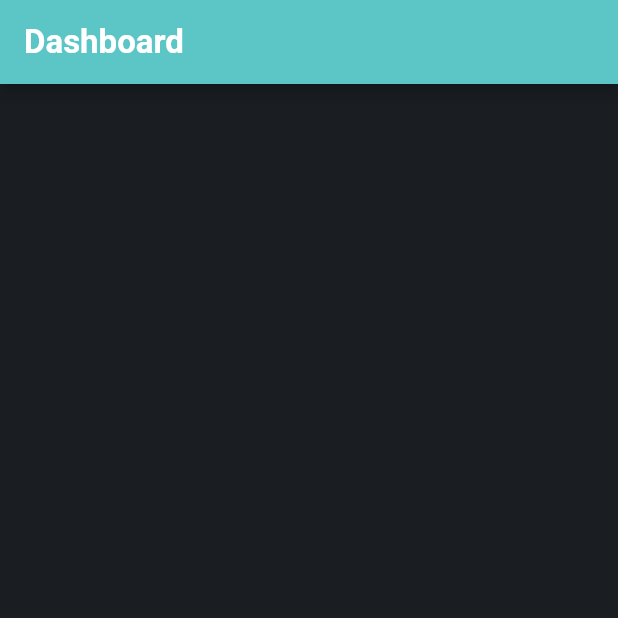
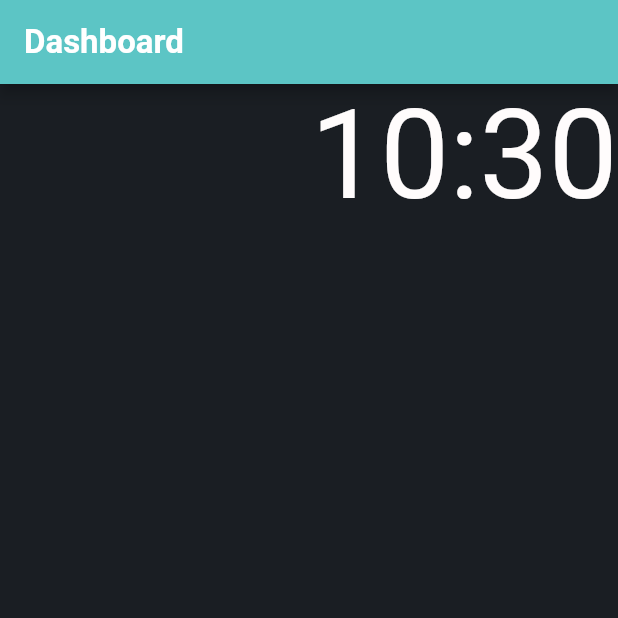
Before and after one commit to gerablin/DashDashboard, a Flutter app: the screen it shows after launch, on a phone screen of 412 x 824 dp, the top half of it. Run offline on Flutter 3.47's test engine with Material 2 defaults, Android fonts, the phone set to English and light mode, and no system bars; Roboto replaces fonts that are missing (OpenSans-ExtraBold).

Commit message:
created clock and gasApiService

```diff
--- a/lib/home_screen/home_screen.dart
+++ b/lib/home_screen/home_screen.dart
@@ -1,20 +1,24 @@
-import 'package:flutter/cupertino.dart';
+import 'dart:async';
+
+import 'package:dash_dashboard/home_screen/sections/clock/clock.dart';
+import 'package:dash_dashboard/services/gas_service.dart';
 import 'package:flutter/material.dart';
 
 class HomeScreen extends StatelessWidget {
   const HomeScreen({super.key});
-
+  static const dashboardCardList = <String>["Benzinpreise","Prospekte","Uhrzeit","Bahn"];
   @override
   Widget build(BuildContext context) {
     return  Scaffold(
       appBar: AppBar(
       backgroundColor: Theme.of(context).primaryColor,
-        // Here we take the value from the MyHomePage object that was created by
-        // the App.build method, and use it to set our appbar title.
         title: const Text("Dashboard"),
       ),
-      body: const Column(
-        children: [],
+      body:  const Column(
+        crossAxisAlignment: CrossAxisAlignment.stretch,
+        children: [
+          Clock()
+        ],
       ),
     );
   }
--- /dev/null
+++ b/lib/home_screen/sections/clock/clock.dart
@@ -0,0 +1,53 @@
+
+import 'dart:async';
+
+import 'package:dash_dashboard/utils/size_config.dart';
+import 'package:flutter/widgets.dart';
+
+class Clock extends StatefulWidget {
+  const Clock({super.key});
+
+  @override
+  State<Clock> createState() => _ClockState();
+}
+
+class _ClockState extends State<Clock> {
+
+  String _currentHour = "";
+  String _currentMinute = "";
+  String _clockText ="";
+  Timer? _timer;
+  @override
+  void initState() {
+    super.initState();
+    var _dateTime = DateTime.now();
+    _currentHour = _dateTime.hour.toString();
+    _currentMinute = _dateTime.minute.toString();
+
+    _timer = Timer.periodic(const Duration(seconds: 1), (timer) {
+      _dateTime = DateTime.now();
+      _currentHour = _dateTime.hour < 10? "0${_dateTime.hour.toString()}" :_dateTime.hour.toString();
+      _currentMinute = _dateTime.minute< 10? "0${_dateTime.minute.toString()}" :_dateTime.minute.toString();
+      _clockText = "$_currentHour:$_currentMinute";
+      setState(() {});
+    });
+  }
+
+  @override
+  void dispose() {
+    _timer?.cancel();
+    super.dispose();
+  }
+
+
+  @override
+  Widget build(BuildContext context) {
+    SizeConfig().init(context);
+    return  Align(
+      alignment: Alignment.topRight,
+      child: SizedBox(
+          child: Text(_clockText,style: TextStyle(fontSize: SizeConfig.blockSizeVertical*10),)
+      ),
+    );
+  }
+}
--- a/pubspec.yaml
+++ b/pubspec.yaml
@@ -35,6 +35,7 @@ dependencies:
   # The following adds the Cupertino Icons font to your application.
   # Use with the CupertinoIcons class for iOS style icons.
   cupertino_icons: ^1.0.2
+  http: ^1.1.0
 
 dev_dependencies:
   flutter_test:
```
Also changed, not shown: lib/model/gas_station.dart (added, +106 -0 lines), lib/services/gas_service.dart (added, +25 -0 lines), pubspec.lock.
